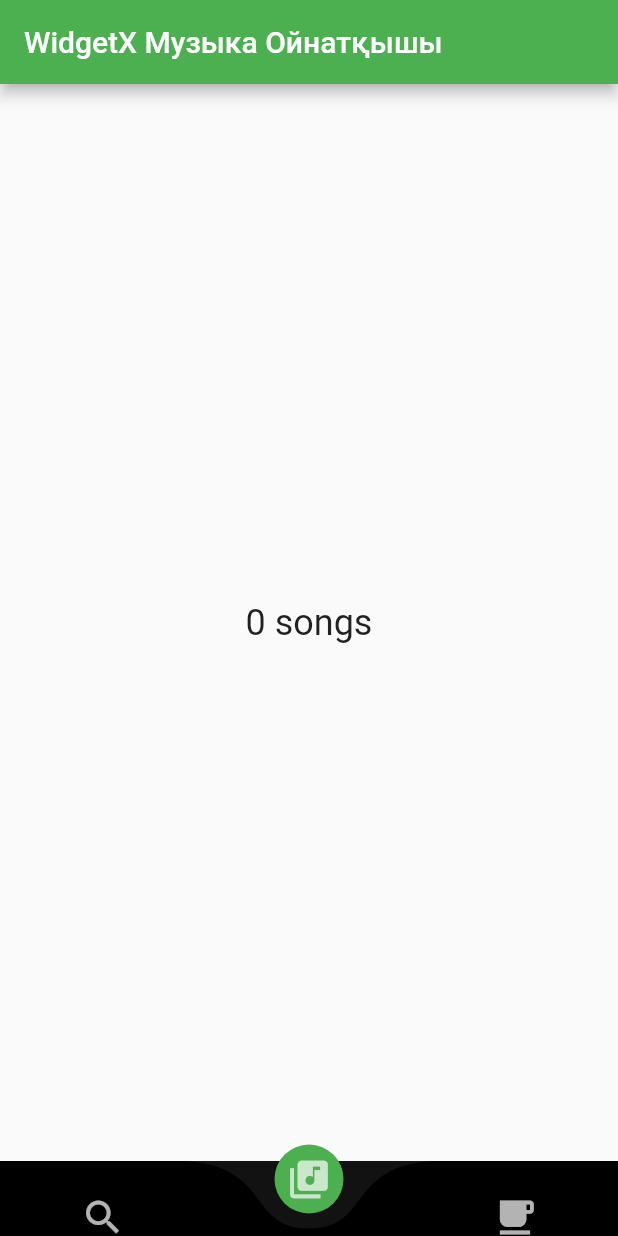
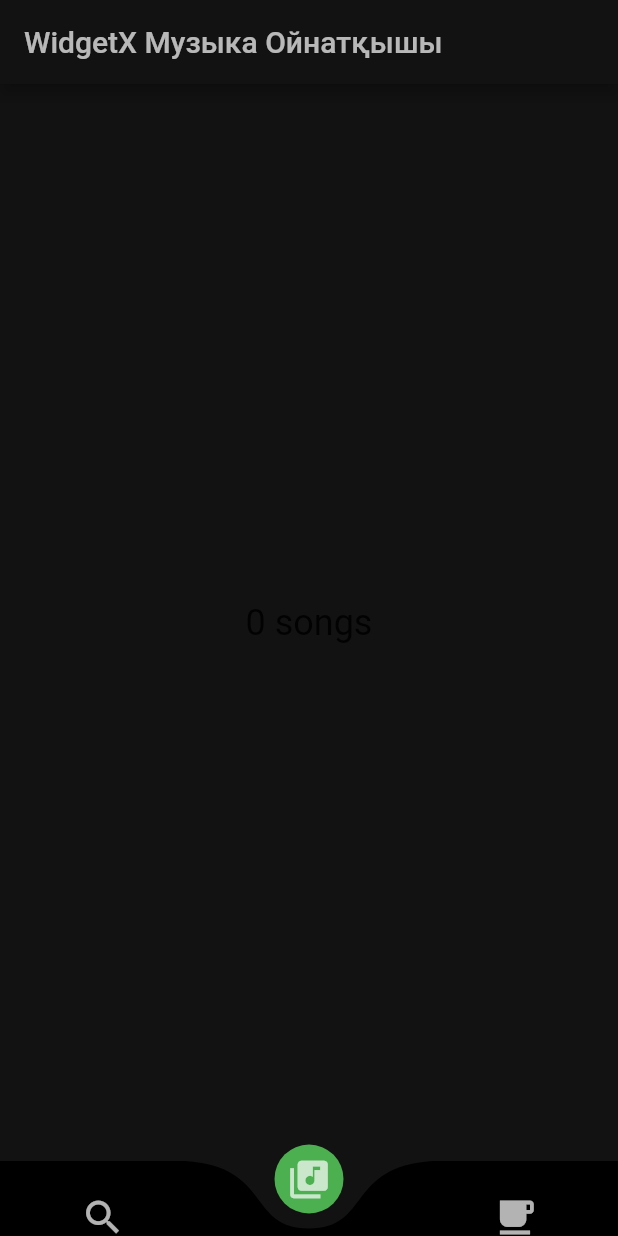
Before and after one commit to salemalem/widgetx_music_player_flutter, a Flutter app: the screen it shows after launch, item 2 of the bottom bar chosen, on a phone screen of 412 x 824 dp. Run offline on Flutter 3.47's test engine with Material 2 defaults, Android fonts, the phone set to English and light mode, and no system bars; drawn by our look-alikes of curved_navigation_bar; our stand-ins replace audioplayers; missing offline and left inert: flutter_seekbar.

Commit message:
LocalMusicList:     scaffold app bar dark mode.

```diff
--- a/lib/downloaded_music/LocalMusicList.dart
+++ b/lib/downloaded_music/LocalMusicList.dart
@@ -3,6 +3,7 @@ import 'dart:convert';
 
 import 'package:flutter/cupertino.dart';
 import 'package:flutter/material.dart';
+import 'package:music_player_flutter/search_music/utils/convertToHexColor.dart';
 
 import 'dart:io';
 import 'package:path_provider/path_provider.dart';
@@ -185,9 +186,12 @@ class _LocalMusicListState extends State<LocalMusicList> {
     return Scaffold(
       appBar: AppBar(
         title: Text(
-            "WidgetX Музыка Ойнатқышы"
+            "WidgetX Музыка Ойнатқышы",
+            style: TextStyle(
+                color: Colors.white70
+            )
         ),
-        backgroundColor: Colors.green,
+        backgroundColor: HexColor("#121212"),
       ),
       body: localSongsNames.isNotEmpty
           ? Column(
@@ -326,6 +330,7 @@ class _LocalMusicListState extends State<LocalMusicList> {
         ],
       )
           : Container(
+        color: HexColor('#121212'),
         child: Center(
           child: Text(
             '0 songs',
```
